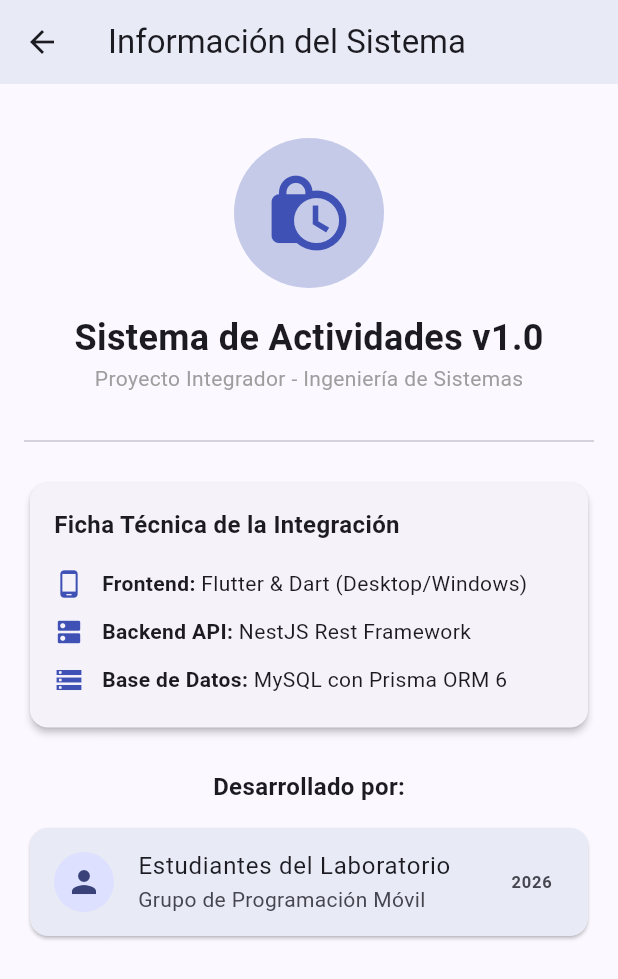
After one commit to Christmaz1222/f_movil, a Flutter app: the AboutPage screen opened directly, on a phone screen of 412 x 824 dp. The commit adds this screen. Shown: the top 979 px of the screen. Run offline on Flutter 3.47's test engine with Material 3 defaults, Android fonts, the phone set to English and light mode, and no system bars; our stand-ins replace pdf, printing; network calls fail.

Commit message:
Actualizacion de pagina acerca de

```diff
--- a/lib/main.dart
+++ b/lib/main.dart
@@ -4,6 +4,7 @@ import 'package:sistema_actividades/pages/dashboard_page.dart';
 import 'package:sistema_actividades/pages/registro_page.dart';
 // 1. SOLUCIÓN: Importamos la página del PDF (Ajusta la ruta exacta de tu carpeta si es necesario)
 import 'package:sistema_actividades/pages/pdf_page.dart';
+import 'package:sistema_actividades/pages/about_page.dart';
 
 void main() => runApp(const MyApp());
 
@@ -48,6 +49,7 @@ class _MainScreenState extends State<MainScreen> {
         onRegistroGuardado: () => setState(() {}),
       ),
       PdfPage(registros: _listaRegistros), // Ahora recibirá el tipo correcto una vez arreglado su import
+      const AboutPage(),
     ];
 
     return Scaffold(
@@ -77,6 +79,11 @@ class _MainScreenState extends State<MainScreen> {
                 selectedIcon: Icon(Icons.picture_as_pdf),
                 label: Text('PDF Reporte'),
               ),
+              NavigationRailDestination(
+                icon: Icon(Icons.info_outline),
+                selectedIcon: Icon(Icons.info),
+                label: Text('Acerca de'),
+              ),
             ],
           ),
           const VerticalDivider(thickness: 1, width: 1),
--- /dev/null
+++ b/lib/pages/about_page.dart
@@ -0,0 +1,95 @@
+import 'package:flutter/material.dart';
+
+class AboutPage extends StatelessWidget {
+  const AboutPage({super.key});
+
+  @override
+  Widget build(BuildContext context) {
+    return Scaffold(
+      appBar: AppBar(
+        title: const Text('Información del Sistema'),
+        backgroundColor: Colors.indigo.shade50,
+      ),
+      body: SingleChildScrollView(
+        padding: const EdgeInsets.all(16.0),
+        child: Column(
+          crossAxisAlignment: CrossAxisAlignment.center,
+          children: [
+            const SizedBox(height: 20),
+            // Logo o Icono Grande del Sistema
+            CircleAvatar(
+              radius: 50,
+              backgroundColor: Colors.indigo.shade100,
+              child: const Icon(Icons.lock_clock, size: 60, color: Colors.indigo),
+            ),
+            const SizedBox(height: 16),
+            const Text(
+              'Sistema de Actividades v1.0',
+              style: TextStyle(fontSize: 24, fontWeight: FontWeight.bold),
+            ),
+            const Text(
+              'Proyecto Integrador - Ingeniería de Sistemas',
+              style: TextStyle(fontSize: 14, color: Colors.grey),
+            ),
+            const SizedBox(height: 24),
+            const Divider(),
+            const SizedBox(height: 16),
+
+            // Card de Detalles Técnicos de la Arquitectura que armamos hoy
+            Card(
+              elevation: 2,
+              child: Padding(
+                padding: const EdgeInsets.all(16.0),
+                child: Column(
+                  crossAxisAlignment: CrossAxisAlignment.start,
+                  children: [
+                    const Text(
+                      'Ficha Técnica de la Integración',
+                      style: TextStyle(fontWeight: FontWeight.bold, fontSize: 16),
+                    ),
+                    const SizedBox(height: 12),
+                    _buildTechRow(Icons.phone_android, 'Frontend', 'Flutter & Dart (Desktop/Windows)'),
+                    _buildTechRow(Icons.dns, 'Backend API', 'NestJS Rest Framework'),
+                    _buildTechRow(Icons.storage, 'Base de Datos', 'MySQL con Prisma ORM 6'),
+                  ],
+                ),
+              ),
+            ),
+            const SizedBox(height: 24),
+
+            // Sección de Créditos para los estudiantes
+            const Text(
+              'Desarrollado por:',
+              style: TextStyle(fontWeight: FontWeight.bold, fontSize: 16),
+            ),
+            const SizedBox(height: 12),
+            Card(
+              color: Colors.indigo.shade50,
+              child: const ListTile(
+                leading: CircleAvatar(child: Icon(Icons.person)),
+                title: Text('Estudiantes del Laboratorio'),
+                subtitle: Text('Grupo de Programación Móvil'),
+                trailing: Text('2026', style: TextStyle(fontWeight: FontWeight.bold)),
+              ),
+            ),
+          ],
+        ),
+      ),
+    );
+  }
+
+  // Widget auxiliar para las filas de tecnología
+  Widget _buildTechRow(IconData icon, String label, String value) {
+    return Padding(
+      padding: const EdgeInsets.symmetric(vertical: 6.0),
+      child: Row(
+        children: [
+          Icon(icon, size: 20, color: Colors.indigo),
+          const SizedBox(width: 12),
+          Text('$label: ', style: const TextStyle(fontWeight: FontWeight.bold)),
+          Expanded(child: Text(value)),
+        ],
+      ),
+    );
+  }
+}
```
